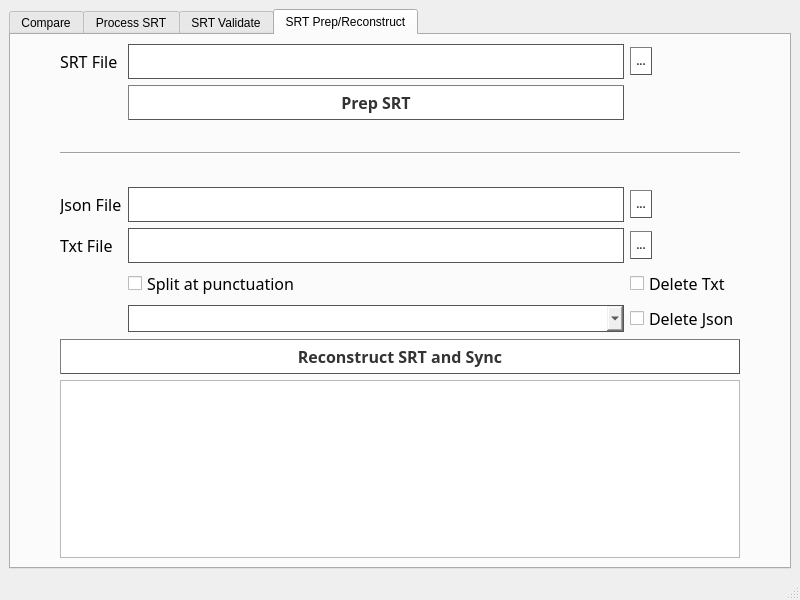
Above: assets/good_tools.ui from KayaliYousef/GoodTools before the change. Below: the same form after it.
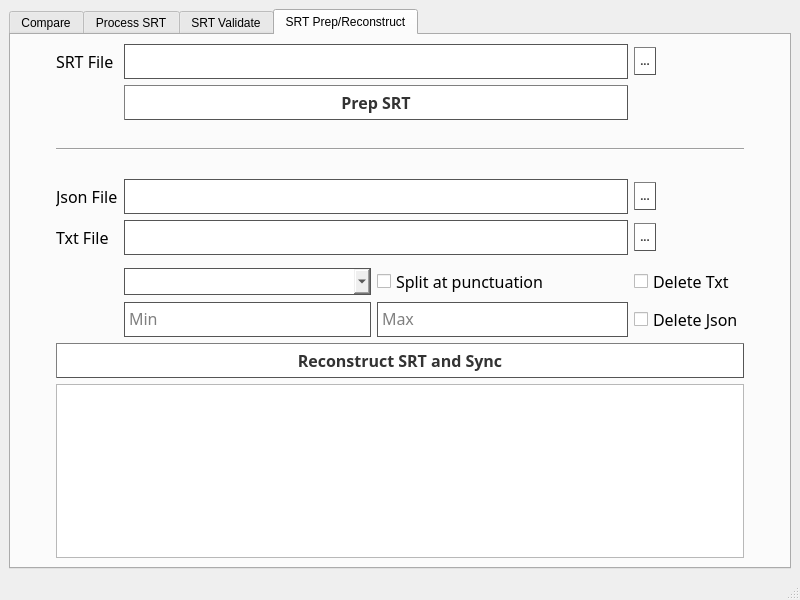
That is the form after the change. The open tabs and pages were chosen to show the change.

```diff
--- a/assets/good_tools.ui
+++ b/assets/good_tools.ui
@@ -903,24 +903,8 @@
        <layout class="QGridLayout" name="gridLayout_13">
         <item row="0" column="0">
          <layout class="QGridLayout" name="gridLayout_12">
-          <item row="8" column="2">
-           <widget class="QComboBox" name="prepSrtComboBox">
-            <property name="font">
-             <font>
-              <family>Segoe UI Light</family>
-              <pointsize>12</pointsize>
-             </font>
-            </property>
-            <property name="styleSheet">
-             <string notr="true">QComboBox {
-    border: 1px solid #555;
-}
-</string>
-            </property>
-           </widget>
-          </item>
-          <item row="0" column="2">
-           <widget class="QTextEdit" name="srtPrepLoadSrtTextEdit">
+          <item row="5" column="2" colspan="3">
+           <widget class="QTextEdit" name="srtPrepLoadJsonTextEdit">
             <property name="maximumSize">
              <size>
               <width>16777215</width>
@@ -940,149 +924,6 @@
             </property>
            </widget>
           </item>
-          <item row="8" column="3">
-           <widget class="QCheckBox" name="srtPrepDeleteJsonCheckBox">
-            <property name="font">
-             <font>
-              <family>Segoe UI Light</family>
-              <pointsize>12</pointsize>
-             </font>
-            </property>
-            <property name="text">
-             <string>Delete Json</string>
-            </property>
-           </widget>
-          </item>
-          <item row="0" column="0" rowspan="11">
-           <spacer name="horizontalSpacer_17">
-            <property name="orientation">
-             <enum>Qt::Horizontal</enum>
-            </property>
-            <property name="sizeType">
-             <enum>QSizePolicy::Maximum</enum>
-            </property>
-            <property name="sizeHint" stdset="0">
-             <size>
-              <width>40</width>
-              <height>20</height>
-             </size>
-            </property>
-           </spacer>
-          </item>
-          <item row="6" column="1">
-           <widget class="QLabel" name="label_6">
-            <property name="font">
-             <font>
-              <family>Segoe UI Light</family>
-              <pointsize>12</pointsize>
-             </font>
-            </property>
-            <property name="text">
-             <string>Txt File</string>
-            </property>
-           </widget>
-          </item>
-          <item row="7" column="3">
-           <widget class="QCheckBox" name="srtPrepDeleteTxtCheckBox">
-            <property name="font">
-             <font>
-              <family>Segoe UI Light</family>
-              <pointsize>12</pointsize>
-             </font>
-            </property>
-            <property name="text">
-             <string>Delete Txt</string>
-            </property>
-           </widget>
-          </item>
-          <item row="5" column="3">
-           <widget class="QPushButton" name="srtPrepLoadJsonfileDialog">
-            <property name="sizePolicy">
-             <sizepolicy hsizetype="Fixed" vsizetype="Fixed">
-              <horstretch>0</horstretch>
-              <verstretch>0</verstretch>
-             </sizepolicy>
-            </property>
-            <property name="font">
-             <font>
-              <family>Segoe UI Light</family>
-              <pointsize>8</pointsize>
-              <weight>75</weight>
-              <bold>true</bold>
-             </font>
-            </property>
-            <property name="styleSheet">
-             <string notr="true">QPushButton {
-    color: #333;
-    border: 1px solid #555;
-    border-style: outset;
-    background:white;
-    padding: 5px;
-    }
-
-QPushButton:pressed {
-    background: #0078d7
-    }</string>
-            </property>
-            <property name="text">
-             <string>...</string>
-            </property>
-           </widget>
-          </item>
-          <item row="4" column="1" colspan="3">
-           <spacer name="verticalSpacer_3">
-            <property name="orientation">
-             <enum>Qt::Vertical</enum>
-            </property>
-            <property name="sizeHint" stdset="0">
-             <size>
-              <width>20</width>
-              <height>40</height>
-             </size>
-            </property>
-           </spacer>
-          </item>
-          <item row="0" column="3">
-           <widget class="QPushButton" name="srtPrepLoadSrtfileDialog">
-            <property name="sizePolicy">
-             <sizepolicy hsizetype="Fixed" vsizetype="Fixed">
-              <horstretch>0</horstretch>
-              <verstretch>0</verstretch>
-             </sizepolicy>
-            </property>
-            <property name="font">
-             <font>
-              <family>Segoe UI Light</family>
-              <pointsize>8</pointsize>
-              <weight>75</weight>
-              <bold>true</bold>
-             </font>
-            </property>
-            <property name="styleSheet">
-             <string notr="true">QPushButton {
-    color: #333;
-    border: 1px solid #555;
-    border-style: outset;
-    background:white;
-    padding: 5px;
-    }
-
-QPushButton:pressed {
-    background: #0078d7
-    }</string>
-            </property>
-            <property name="text">
-             <string>...</string>
-            </property>
-           </widget>
-          </item>
-          <item row="3" column="1" colspan="3">
-           <widget class="Line" name="line">
-            <property name="orientation">
-             <enum>Qt::Horizontal</enum>
-            </property>
-           </widget>
-          </item>
           <item row="0" column="1">
            <widget class="QLabel" name="label_3">
             <property name="font">
@@ -1096,43 +937,36 @@
             </property>
            </widget>
           </item>
-          <item row="10" column="1" colspan="3">
-           <widget class="QTextEdit" name="srtPrepFeedbackTextEdit">
-            <property name="font">
-             <font>
-              <pointsize>11</pointsize>
-             </font>
+          <item row="9" column="4">
+           <widget class="QTextEdit" name="prepSrtMaxTextEdit">
+            <property name="maximumSize">
+             <size>
+              <width>16777215</width>
+              <height>35</height>
+             </size>
             </property>
-            <property name="readOnly">
-             <bool>true</bool>
-            </property>
-           </widget>
-          </item>
-          <item row="7" column="2">
-           <widget class="QCheckBox" name="srtPrepSplitAtPunctuationCheckBox">
             <property name="font">
              <font>
               <family>Segoe UI Light</family>
               <pointsize>12</pointsize>
              </font>
             </property>
-            <property name="text">
-             <string>Split at punctuation</string>
+            <property name="styleSheet">
+             <string notr="true">QTextEdit{
+	border:1px solid #555
+}</string>
             </property>
+            <property name="placeholderText">
+             <string>Max</string>
+            </property>
            </widget>
           </item>
-          <item row="6" column="3">
-           <widget class="QPushButton" name="srtPrepLoadTxtfileDialog">
-            <property name="sizePolicy">
-             <sizepolicy hsizetype="Fixed" vsizetype="Fixed">
-              <horstretch>0</horstretch>
-              <verstretch>0</verstretch>
-             </sizepolicy>
-            </property>
+          <item row="10" column="1" colspan="5">
+           <widget class="QPushButton" name="reConstructSrtPushButton">
             <property name="font">
              <font>
               <family>Segoe UI Light</family>
-              <pointsize>8</pointsize>
+              <pointsize>12</pointsize>
               <weight>75</weight>
               <bold>true</bold>
              </font>
@@ -1151,11 +985,32 @@
     }</string>
             </property>
             <property name="text">
-             <string>...</string>
+             <string>Reconstruct SRT and Sync</string>
             </property>
            </widget>
           </item>
-          <item row="1" column="2">
+          <item row="0" column="2" colspan="3">
+           <widget class="QTextEdit" name="srtPrepLoadSrtTextEdit">
+            <property name="maximumSize">
+             <size>
+              <width>16777215</width>
+              <height>35</height>
+             </size>
+            </property>
+            <property name="font">
+             <font>
+              <family>Segoe UI Light</family>
+              <pointsize>12</pointsize>
+             </font>
+            </property>
+            <property name="styleSheet">
+             <string notr="true">QTextEdit{
+	border:1px solid #555
+}</string>
+            </property>
+           </widget>
+          </item>
+          <item row="1" column="2" colspan="3">
            <widget class="QPushButton" name="prepSrtPushButton">
             <property name="sizePolicy">
              <sizepolicy hsizetype="Minimum" vsizetype="Fixed">
@@ -1189,6 +1044,135 @@
             </property>
            </widget>
           </item>
+          <item row="11" column="1" colspan="5">
+           <widget class="QTextEdit" name="srtPrepFeedbackTextEdit">
+            <property name="font">
+             <font>
+              <pointsize>11</pointsize>
+             </font>
+            </property>
+            <property name="readOnly">
+             <bool>true</bool>
+            </property>
+           </widget>
+          </item>
+          <item row="2" column="1" colspan="5">
+           <spacer name="verticalSpacer_2">
+            <property name="orientation">
+             <enum>Qt::Vertical</enum>
+            </property>
+            <property name="sizeHint" stdset="0">
+             <size>
+              <width>20</width>
+              <height>40</height>
+             </size>
+            </property>
+           </spacer>
+          </item>
+          <item row="3" column="1" colspan="5">
+           <widget class="Line" name="line">
+            <property name="orientation">
+             <enum>Qt::Horizontal</enum>
+            </property>
+           </widget>
+          </item>
+          <item row="0" column="6" rowspan="12">
+           <spacer name="horizontalSpacer_18">
+            <property name="orientation">
+             <enum>Qt::Horizontal</enum>
+            </property>
+            <property name="sizeType">
+             <enum>QSizePolicy::Maximum</enum>
+            </property>
+            <property name="sizeHint" stdset="0">
+             <size>
+              <width>40</width>
+              <height>20</height>
+             </size>
+            </property>
+           </spacer>
+          </item>
+          <item row="4" column="1" colspan="5">
+           <spacer name="verticalSpacer_3">
+            <property name="orientation">
+             <enum>Qt::Vertical</enum>
+            </property>
+            <property name="sizeHint" stdset="0">
+             <size>
+              <width>20</width>
+              <height>40</height>
+             </size>
+            </property>
+           </spacer>
+          </item>
+          <item row="5" column="5">
+           <widget class="QPushButton" name="srtPrepLoadJsonfileDialog">
+            <property name="sizePolicy">
+             <sizepolicy hsizetype="Fixed" vsizetype="Fixed">
+              <horstretch>0</horstretch>
+              <verstretch>0</verstretch>
+             </sizepolicy>
+            </property>
+            <property name="font">
+             <font>
+              <family>Segoe UI Light</family>
+              <pointsize>8</pointsize>
+              <weight>75</weight>
+              <bold>true</bold>
+             </font>
+            </property>
+            <property name="styleSheet">
+             <string notr="true">QPushButton {
+    color: #333;
+    border: 1px solid #555;
+    border-style: outset;
+    background:white;
+    padding: 5px;
+    }
+
+QPushButton:pressed {
+    background: #0078d7
+    }</string>
+            </property>
+            <property name="text">
+             <string>...</string>
+            </property>
+           </widget>
+          </item>
+          <item row="0" column="5">
+           <widget class="QPushButton" name="srtPrepLoadSrtfileDialog">
+            <property name="sizePolicy">
+             <sizepolicy hsizetype="Fixed" vsizetype="Fixed">
+              <horstretch>0</horstretch>
+              <verstretch>0</verstretch>
+             </sizepolicy>
+            </property>
+            <property name="font">
+             <font>
+              <family>Segoe UI Light</family>
+              <pointsize>8</pointsize>
+              <weight>75</weight>
+              <bold>true</bold>
+             </font>
+            </property>
+            <property name="styleSheet">
+             <string notr="true">QPushButton {
+    color: #333;
+    border: 1px solid #555;
+    border-style: outset;
+    background:white;
+    padding: 5px;
+    }
+
+QPushButton:pressed {
+    background: #0078d7
+    }</string>
+            </property>
+            <property name="text">
+             <string>...</string>
+            </property>
+           </widget>
+          </item>
           <item row="5" column="1">
            <widget class="QLabel" name="label_5">
             <property name="font">
@@ -1202,8 +1186,42 @@
             </property>
            </widget>
           </item>
-          <item row="0" column="4" rowspan="11">
-           <spacer name="horizontalSpacer_18">
+          <item row="6" column="5">
+           <widget class="QPushButton" name="srtPrepLoadTxtfileDialog">
+            <property name="sizePolicy">
+             <sizepolicy hsizetype="Fixed" vsizetype="Fixed">
+              <horstretch>0</horstretch>
+              <verstretch>0</verstretch>
+             </sizepolicy>
+            </property>
+            <property name="font">
+             <font>
+              <family>Segoe UI Light</family>
+              <pointsize>8</pointsize>
+              <weight>75</weight>
+              <bold>true</bold>
+             </font>
+            </property>
+            <property name="styleSheet">
+             <string notr="true">QPushButton {
+    color: #333;
+    border: 1px solid #555;
+    border-style: outset;
+    background:white;
+    padding: 5px;
+    }
+
+QPushButton:pressed {
+    background: #0078d7
+    }</string>
+            </property>
+            <property name="text">
+             <string>...</string>
+            </property>
+           </widget>
+          </item>
+          <item row="0" column="0" rowspan="12">
+           <spacer name="horizontalSpacer_17">
             <property name="orientation">
              <enum>Qt::Horizontal</enum>
             </property>
@@ -1218,41 +1236,20 @@
             </property>
            </spacer>
           </item>
-          <item row="2" column="1" colspan="3">
-           <spacer name="verticalSpacer_2">
-            <property name="orientation">
-             <enum>Qt::Vertical</enum>
-            </property>
-            <property name="sizeHint" stdset="0">
-             <size>
-              <width>20</width>
-              <height>40</height>
-             </size>
-            </property>
-           </spacer>
-          </item>
-          <item row="5" column="2">
-           <widget class="QTextEdit" name="srtPrepLoadJsonTextEdit">
-            <property name="maximumSize">
-             <size>
-              <width>16777215</width>
-              <height>35</height>
-             </size>
-            </property>
+          <item row="6" column="1">
+           <widget class="QLabel" name="label_6">
             <property name="font">
              <font>
               <family>Segoe UI Light</family>
               <pointsize>12</pointsize>
              </font>
             </property>
-            <property name="styleSheet">
-             <string notr="true">QTextEdit{
-	border:1px solid #555
-}</string>
+            <property name="text">
+             <string>Txt File</string>
             </property>
            </widget>
           </item>
-          <item row="6" column="2">
+          <item row="6" column="2" colspan="3">
            <widget class="QTextEdit" name="srtPrepLoadTxtTextEdit">
             <property name="maximumSize">
              <size>
@@ -1273,31 +1270,88 @@
             </property>
            </widget>
           </item>
-          <item row="9" column="1" colspan="3">
-           <widget class="QPushButton" name="reConstructSrtPushButton">
+          <item row="9" column="5">
+           <widget class="QCheckBox" name="srtPrepDeleteJsonCheckBox">
             <property name="font">
              <font>
               <family>Segoe UI Light</family>
               <pointsize>12</pointsize>
-              <weight>75</weight>
-              <bold>true</bold>
+             </font>
+            </property>
+            <property name="text">
+             <string>Delete Json</string>
+            </property>
+           </widget>
+          </item>
+          <item row="8" column="5">
+           <widget class="QCheckBox" name="srtPrepDeleteTxtCheckBox">
+            <property name="font">
+             <font>
+              <family>Segoe UI Light</family>
+              <pointsize>12</pointsize>
+             </font>
+            </property>
+            <property name="text">
+             <string>Delete Txt</string>
+            </property>
+           </widget>
+          </item>
+          <item row="8" column="4">
+           <widget class="QCheckBox" name="srtPrepSplitAtPunctuationCheckBox">
+            <property name="font">
+             <font>
+              <family>Segoe UI Light</family>
+              <pointsize>12</pointsize>
+             </font>
+            </property>
+            <property name="text">
+             <string>Split at punctuation</string>
+            </property>
+           </widget>
+          </item>
+          <item row="8" column="2" colspan="2">
+           <widget class="QComboBox" name="prepSrtComboBox">
+            <property name="font">
+             <font>
+              <family>Segoe UI Light</family>
+              <pointsize>12</pointsize>
              </font>
             </property>
             <property name="styleSheet">
-             <string notr="true">QPushButton {
-    color: #333;
+             <string notr="true">QComboBox {
     border: 1px solid #555;
-    border-style: outset;
-    background:white;
-    padding: 5px;
-    }
-
-QPushButton:pressed {
-    background: #0078d7
-    }</string>
+}
+</string>
             </property>
-            <property name="text">
-             <string>Reconstruct SRT and Sync</string>
+           </widget>
+          </item>
+          <item row="9" column="2" colspan="2">
+           <widget class="QTextEdit" name="prepSrtMinTextEdit">
+            <property name="sizePolicy">
+             <sizepolicy hsizetype="Expanding" vsizetype="Expanding">
+              <horstretch>0</horstretch>
+              <verstretch>0</verstretch>
+             </sizepolicy>
+            </property>
+            <property name="maximumSize">
+             <size>
+              <width>16777215</width>
+              <height>35</height>
+             </size>
+            </property>
+            <property name="font">
+             <font>
+              <family>Segoe UI Light</family>
+              <pointsize>12</pointsize>
+             </font>
+            </property>
+            <property name="styleSheet">
+             <string notr="true">QTextEdit{
+	border:1px solid #555
+}</string>
+            </property>
+            <property name="placeholderText">
+             <string>Min</string>
             </property>
            </widget>
           </item>
```
Left out of the diff: 419 changed lines with no effect on the pictures.
